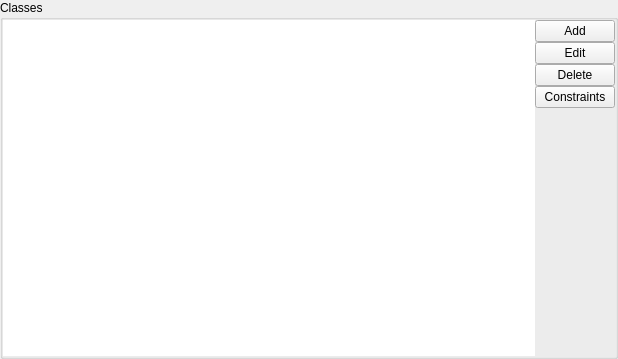
This is Orar/OrarApp/ClassesView.ui in alexandrutm/UnivTimetable as Qt 5 draws it before an edit. The edited form follows.
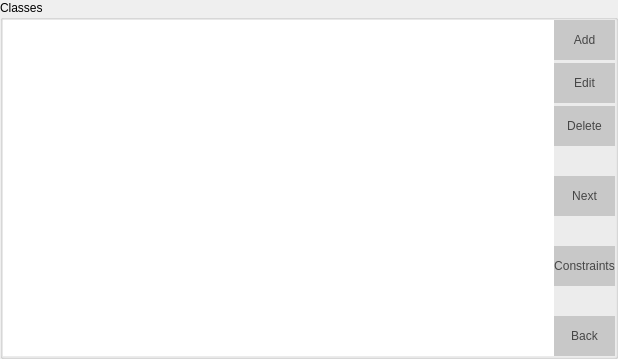
This is the edited form.

Diff of the .ui file:
```diff
--- a/Orar/OrarApp/ClassesView.ui
+++ b/Orar/OrarApp/ClassesView.ui
@@ -34,7 +34,7 @@
      <property name="title">
       <string>Classes</string>
      </property>
-     <layout class="QVBoxLayout" name="verticalLayout_7">
+     <layout class="QVBoxLayout" name="verticalLayout_7" stretch="0">
       <property name="spacing">
        <number>0</number>
       </property>
@@ -58,42 +58,120 @@
         <item row="0" column="1">
          <layout class="QVBoxLayout" name="verticalLayout_5">
           <property name="spacing">
-           <number>0</number>
+           <number>3</number>
           </property>
           <item>
-           <layout class="QVBoxLayout" name="verticalLayout_6">
-            <property name="spacing">
-             <number>0</number>
+           <widget class="QPushButton" name="mAdd">
+            <property name="minimumSize">
+             <size>
+              <width>0</width>
+              <height>40</height>
+             </size>
             </property>
-            <item>
-             <widget class="QPushButton" name="Add">
-              <property name="text">
-               <string>Add</string>
-              </property>
-             </widget>
-            </item>
-            <item>
-             <widget class="QPushButton" name="Edit">
-              <property name="text">
-               <string>Edit</string>
-              </property>
-             </widget>
-            </item>
-            <item>
-             <widget class="QPushButton" name="Delete">
-              <property name="text">
-               <string>Delete</string>
-              </property>
-             </widget>
-            </item>
-            <item>
-             <widget class="QPushButton" name="Constraints">
-              <property name="text">
-               <string>Constraints</string>
-              </property>
-             </widget>
-            </item>
-           </layout>
+            <property name="styleSheet">
+             <string notr="true">QPushButton{
+	font: 75 11pt &quot;Times New Roman&quot;;
+	color: rgb(70, 70, 70);
+	background-color: rgb(200, 200, 200);
+	border: 0px solid;
+}
+
+QPushButton:hover {
+	background-color: rgb(231, 231, 231);
+}</string>
+            </property>
+            <property name="text">
+             <string>Add</string>
+            </property>
+           </widget>
+          </item>
+          <item>
+           <widget class="QPushButton" name="mEdit">
+            <property name="minimumSize">
+             <size>
+              <width>0</width>
+              <height>40</height>
+             </size>
+            </property>
+            <property name="styleSheet">
+             <string notr="true">QPushButton{
+	font: 75 11pt &quot;Times New Roman&quot;;
+	color: rgb(70, 70, 70);
+	background-color: rgb(200, 200, 200);
+	border: 0px solid;
+}
+
+QPushButton:hover {
+	background-color: rgb(231, 231, 231);
+}</string>
+            </property>
+            <property name="text">
+             <string>Edit</string>
+            </property>
+           </widget>
+          </item>
+          <item>
+           <widget class="QPushButton" name="mDelete">
+            <property name="minimumSize">
+             <size>
+              <width>0</width>
+              <height>40</height>
+             </size>
+            </property>
+            <property name="styleSheet">
+             <string notr="true">QPushButton{
+	font: 75 11pt &quot;Times New Roman&quot;;
+	color: rgb(70, 70, 70);
+	background-color: rgb(200, 200, 200);
+	border: 0px solid;
+}
+
+QPushButton:hover {
+	background-color: rgb(231, 231, 231);
+}</string>
+            </property>
+            <property name="text">
+             <string>Delete</string>
+            </property>
+           </widget>
+          </item>
+          <item>
+           <spacer name="verticalSpacer_3">
+            <property name="orientation">
+             <enum>Qt::Vertical</enum>
+            </property>
+            <property name="sizeHint" stdset="0">
+             <size>
+              <width>20</width>
+              <height>40</height>
+             </size>
+            </property>
+           </spacer>
+          </item>
+          <item>
+           <widget class="QPushButton" name="mNext">
+            <property name="minimumSize">
+             <size>
+              <width>0</width>
+              <height>40</height>
+             </size>
+            </property>
+            <property name="styleSheet">
+             <string notr="true">QPushButton{
+	font: 75 11pt &quot;Times New Roman&quot;;
+	color: rgb(70, 70, 70);
+	background-color: rgb(200, 200, 200);
+	border: 0px solid;
+}
+
+QPushButton:hover {
+	background-color: rgb(231, 231, 231);
+}</string>
+            </property>
+            <property name="text">
+             <string>Next</string>
+            </property>
+           </widget>
           </item>
           <item>
            <spacer name="verticalSpacer_2">
@@ -108,6 +186,69 @@
             </property>
            </spacer>
           </item>
+          <item>
+           <widget class="QPushButton" name="mConstraints">
+            <property name="minimumSize">
+             <size>
+              <width>0</width>
+              <height>40</height>
+             </size>
+            </property>
+            <property name="styleSheet">
+             <string notr="true">QPushButton{
+	font: 75 11pt &quot;Times New Roman&quot;;
+	color: rgb(70, 70, 70);
+	background-color: rgb(200, 200, 200);
+	border: 0px solid;
+}
+
+QPushButton:hover {
+	background-color: rgb(231, 231, 231);
+}</string>
+            </property>
+            <property name="text">
+             <string>Constraints</string>
+            </property>
+           </widget>
+          </item>
+          <item>
+           <spacer name="verticalSpacer">
+            <property name="orientation">
+             <enum>Qt::Vertical</enum>
+            </property>
+            <property name="sizeHint" stdset="0">
+             <size>
+              <width>20</width>
+              <height>40</height>
+             </size>
+            </property>
+           </spacer>
+          </item>
+          <item>
+           <widget class="QPushButton" name="mBack">
+            <property name="minimumSize">
+             <size>
+              <width>0</width>
+              <height>40</height>
+             </size>
+            </property>
+            <property name="styleSheet">
+             <string notr="true">QPushButton{
+	font: 75 11pt &quot;Times New Roman&quot;;
+	color: rgb(70, 70, 70);
+	background-color: rgb(200, 200, 200);
+	border: 0px solid;
+}
+
+QPushButton:hover {
+	background-color: rgb(231, 231, 231);
+}</string>
+            </property>
+            <property name="text">
+             <string>Back</string>
+            </property>
+           </widget>
+          </item>
          </layout>
         </item>
         <item row="0" column="0">
```
Left out of the diff: 4 changed lines with no effect on the pictures.
